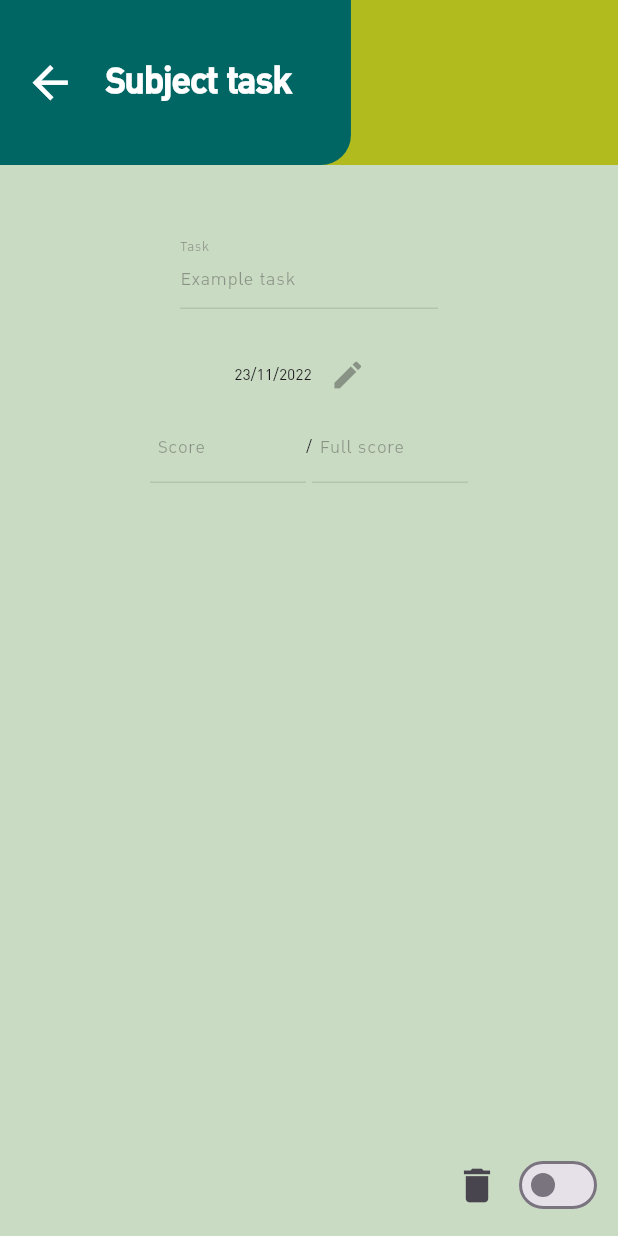
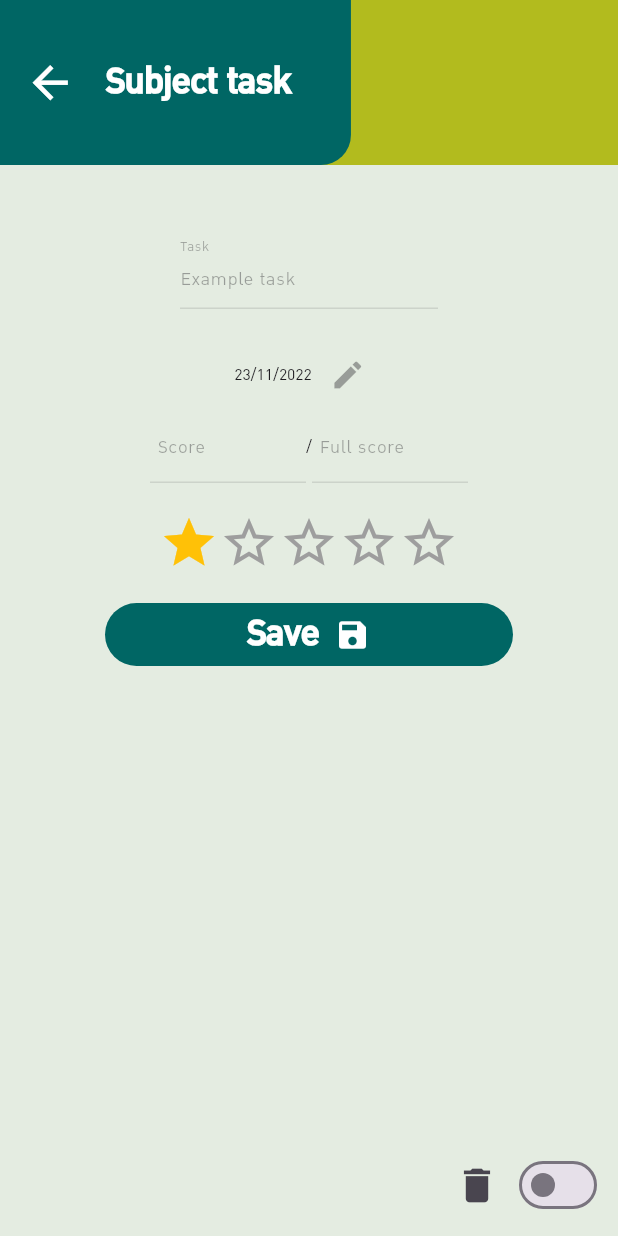
Before and after one commit to karnhao/haolearn, a Flutter app: the TaskDetailScreen screen opened directly with empty values, on a phone screen of 412 x 824 dp. Run offline on Flutter 3.47's test engine with Material 2 defaults, Android fonts, the light colour scheme and no system bars; drawn by our look-alikes of flutter_rating_bar; our stand-ins replace flutter_datetime_picker, hive_flutter, page_transition, pie_chart; missing offline and left inert: time_planner; accounts and stored records are empty.

Commit message:
Task detail almots done :)

```diff
--- a/lib/screens/task_detail_screen.dart
+++ b/lib/screens/task_detail_screen.dart
@@ -1,5 +1,6 @@
 import 'package:flutter/material.dart';
 import 'package:flutter_datetime_picker/flutter_datetime_picker.dart';
+import 'package:flutter_rating_bar/flutter_rating_bar.dart';
 import 'package:haolearn/services/storage_service.dart';
 import 'package:haolearn/themes/colors.dart';
 import 'package:haolearn/utils/delete_dialog_alert.dart';
@@ -20,7 +21,7 @@ class _TaskDetailScreenState extends State<TaskDetailScreen> {
   bool toggle = false;
   final service = StorageService.getService();
   DateTime selectedDate = DateTime.now();
-
+  String? title, description;
   @override
   Widget build(BuildContext context) {
     final service = StorageService.getService();
@@ -29,6 +30,7 @@ class _TaskDetailScreenState extends State<TaskDetailScreen> {
       selectedDate = data.tasks[widget.index].dueDate!;
     }
     return Scaffold(
+        resizeToAvoidBottomInset: false,
         appBar: createKAppBar(context, "$subjectName task"),
         body: Stack(children: [
           Padding(
@@ -119,7 +121,61 @@ class _TaskDetailScreenState extends State<TaskDetailScreen> {
                         ))
                       ],
                     ),
-                  )
+                  ),
+                  SizedBox(
+                    height: 20,
+                  ),
+                  Center(
+                    child: RatingBar(
+                      ignoreGestures: !toggle,
+                      minRating: 1,
+                      maxRating: 5,
+                      allowHalfRating: false,
+                      itemSize: 40,
+                      initialRating: 1,
+                      onRatingUpdate: (value) {},
+                      ratingWidget: RatingWidget(
+                          full: const Icon(Icons.star, color: Colors.amber),
+                          half: const Icon(Icons.circle, color: Colors.amber),
+                          empty: const Icon(
+                            Icons.star_border_purple500_outlined,
+                            color: Colors.grey,
+                          )),
+                    ),
+                  ),
+                  Center(
+                    child: InkWell(
+                      onTap: () {
+                        data.tasks[widget.index].title = "TEST";
+                        data.tasks[widget.index].description = "AAAA";
+                        // ...
+
+                        service.saveData();
+                      },
+                      child: Container(
+                          margin: EdgeInsets.all(20),
+                          padding: EdgeInsets.all(3),
+                          child: Row(
+                            mainAxisAlignment: MainAxisAlignment.center,
+                            children: [
+                              Text(
+                                "Save",
+                                style: Theme.of(context).textTheme.headline1,
+                              ),
+                              SizedBox(
+                                width: 10,
+                              ),
+                              Icon(
+                                Icons.save,
+                                color: Colors.white,
+                              )
+                            ],
+                          ),
+                          decoration: BoxDecoration(
+                              color: kuPriColor,
+                              borderRadius: BorderRadius.circular(30))),
+                    ),
+                  ),
                 ],
               ),
             ),
--- a/lib/themes/colors.dart
+++ b/lib/themes/colors.dart
@@ -2,7 +2,7 @@ import 'package:flutter/material.dart';
 
 const Color kuSecColor = Color.fromARGB(255, 178, 187, 30);
 const Color kuPriColor = Color.fromARGB(255, 0, 102, 100);
-const Color appBackgroundColor = Color.fromARGB(255, 202, 219, 195);
+const Color appBackgroundColor = Color.fromARGB(255, 228, 236, 225);
 const Color appBackgroundColor2 = Color.fromARGB(255, 230, 231, 208);
 const Color kappHeadline2 = Color.fromARGB(255, 6, 75, 224);
 const Color kBoxColor = Color.fromARGB(255, 99, 197, 115);
```
